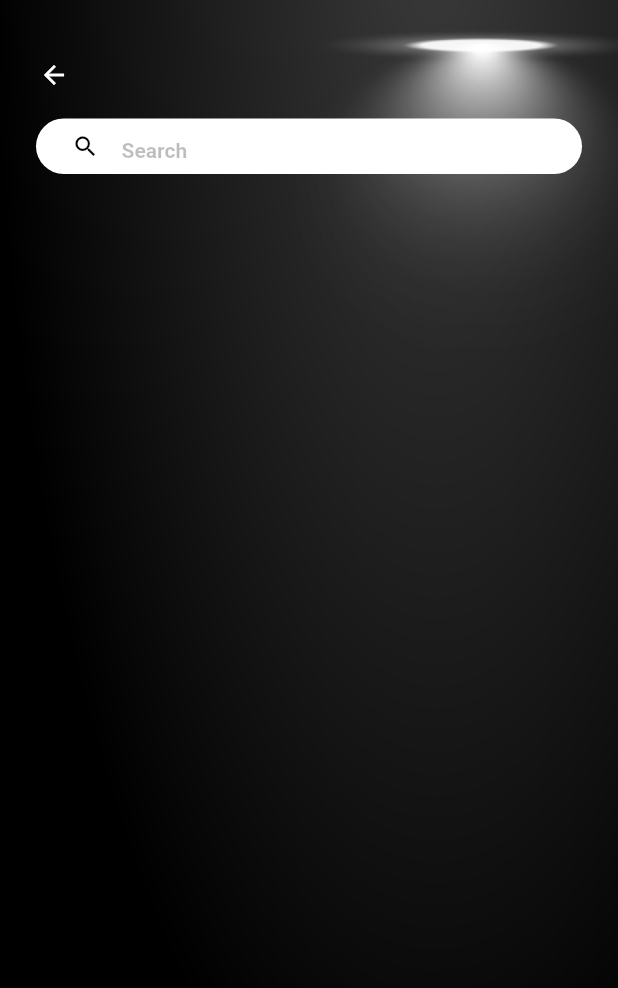
After one commit to arunkc72/freelancerApp, a Flutter app: the UiUXPage screen opened directly, on a phone screen of 412 x 824 dp. The commit adds this screen. Shown: the top 988 px of the screen. Run offline on Flutter 3.47's test engine with Material 2 defaults, Android fonts, the phone set to English and light mode, and no system bars; our stand-ins replace flutter_slidable, google_fonts, gradient_borders, hexcolor.

Commit message:
inor progress

```diff
--- a/lib/components/brand_builder_plans.dart
+++ b/lib/components/brand_builder_plans.dart
@@ -23,6 +23,7 @@ class BrandBuilderPlans extends StatelessWidget {
         GestureDetector(
           onTap: onTap,
           child: Container(
+            margin: EdgeInsets.only(right: 23),
             height: 153,
             width: 114,
             decoration: BoxDecoration(
@@ -32,7 +33,7 @@ class BrandBuilderPlans extends StatelessWidget {
                         colors: [Color(0xff65F4CD), Color(0xff5A5BF3)],
                       ),
                     )
-                  : null,
+                  : Border.all(color: Colors.grey.shade800),
               borderRadius: BorderRadius.circular(15),
               boxShadow: [
                 BoxShadow(color: Colors.transparent, spreadRadius: 5),
--- /dev/null
+++ b/lib/components/searchbar.dart
@@ -0,0 +1,38 @@
+import 'package:flutter/material.dart';
+
+class SearchBar extends StatelessWidget {
+  const SearchBar({super.key});
+
+  @override
+  Widget build(BuildContext context) {
+    return Row(children: [
+      Expanded(
+        child: Container(
+          //padding: EdgeInsets.symmetric(horizontal: 40),
+          // width: 300,
+          height: 37,
+          padding: EdgeInsets.only(left: 9),
+          decoration: BoxDecoration(
+            color: Colors.white,
+            borderRadius: BorderRadius.circular(20),
+          ),
+          child: TextField(
+            style: TextStyle(
+                color: Colors.black, fontSize: 14, fontWeight: FontWeight.w600),
+            decoration: InputDecoration(
+                border: InputBorder.none,
+                prefixIcon: Icon(
+                  Icons.search,
+                  color: Colors.black,
+                  size: 18,
+                ),
+                hintText: 'Search',
+                hintStyle: TextStyle(
+                  color: Colors.black26,
+                )),
+          ),
+        ),
+      ),
+    ]);
+  }
+}
--- a/lib/pages/company_page.dart
+++ b/lib/pages/company_page.dart
@@ -27,8 +27,8 @@ class _CompanyPageState extends State<CompanyPage> {
 
   List brandBuilderplanList = [
     [01, 'Silver', '150.00'],
-    [01, 'Gold', '170.00'],
-    [01, 'Platinium', '200.00'],
+    [02, 'Gold', '175.00'],
+    [03, 'Platinium', '200.00'],
   ];
   int selectedPlanIndex = 0;
   planSelect(int index) {
--- /dev/null
+++ b/lib/pages/ui_uxpage.dart
@@ -0,0 +1,46 @@
+import 'package:brandbuilder_flutter/components/searchbar.dart';
+import 'package:flutter/material.dart';
+
+class UiUXPage extends StatefulWidget {
+  const UiUXPage({super.key});
+
+  @override
+  State<UiUXPage> createState() => _UiUXPageState();
+}
+
+class _UiUXPageState extends State<UiUXPage> {
+  @override
+  Widget build(BuildContext context) {
+    return Scaffold(
+      body: SafeArea(
+          child: Container(
+        decoration: BoxDecoration(
+            image: DecorationImage(
+                image: AssetImage('assets/images/darkThemeBackground.png'),
+                fit: BoxFit.fill)),
+        child: Padding(
+          padding: EdgeInsets.symmetric(horizontal: 24),
+          child: Column(
+            mainAxisAlignment: MainAxisAlignment.start,
+            crossAxisAlignment: CrossAxisAlignment.start,
+            children: [
+              SizedBox(
+                height: 38,
+              ),
+              IconButton(
+                  constraints: const BoxConstraints(),
+                  padding: EdgeInsets.zero,
+                  onPressed: () => Navigator.pop(context),
+                  icon: const Icon(Icons.arrow_back,
+                      color: Colors.white, size: 20)),
+              SizedBox(
+                height: 17,
+              ),
+              SearchBar(),
+            ],
+          ),
+        ),
+      )),
+    );
+  }
+}
```
Also changed, not shown: lib/pages/history_page.dart (+2 -31 lines), lib/pages/main_company_page.dart (+14 -1 lines).
